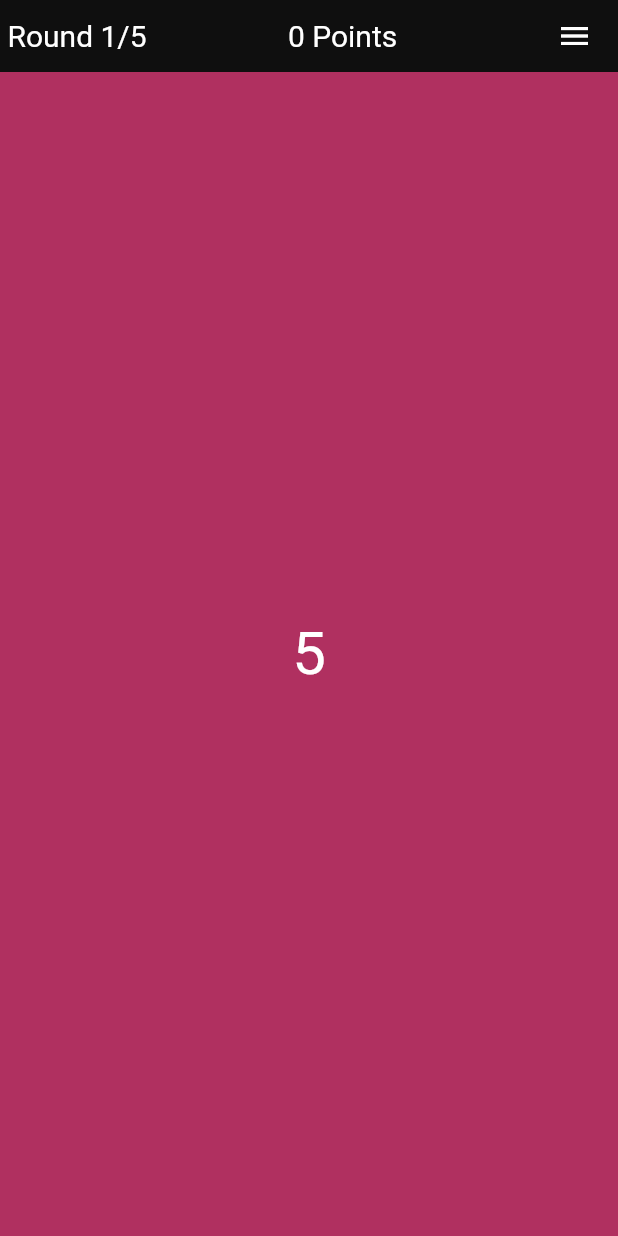
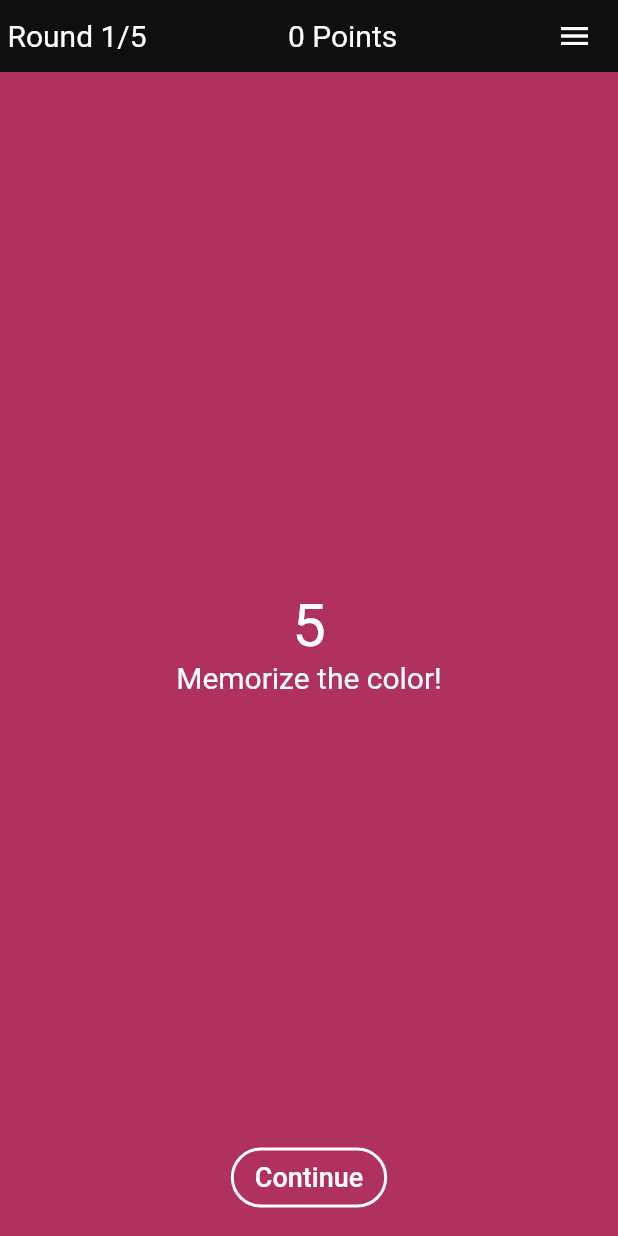
Before and after one commit to Sternair/color-quiz, a Flutter app: the screen it shows after launch, after a tap on "Start Quiz", on a phone screen of 412 x 824 dp. Run offline on Flutter 3.47's test engine with Material 2 defaults, Android fonts, the phone set to English and light mode, and no system bars; our stand-ins replace flutter_colorpicker, sqflite; accounts and stored records are empty; Roboto replaces fonts that are missing (Quinngothic).

Commit message:
Quiz Screen: Disable back button, add continue button, add hint, move buttons up

```diff
--- a/lib/theme.dart
+++ b/lib/theme.dart
@@ -5,3 +5,5 @@ const COLOR_WHITE = Color.fromRGBO(255, 255, 255, 1);
 const COLOR_GOLD = Color.fromRGBO(255, 222, 30, 1);
 const COLOR_SILVER = Color.fromRGBO(170, 170, 170, 1);
 const COLOR_BRONZE = Color.fromRGBO(178, 112, 7, 1);
+
+const double QUIZ_BOTTOM_PADDING = 15;
--- a/lib/widgets/quiz/ColorPickerStateWidget.dart
+++ b/lib/widgets/quiz/ColorPickerStateWidget.dart
@@ -3,10 +3,13 @@ import 'package:color_quiz/widgets/common/DefaultButton.dart';
 import 'package:flutter/material.dart';
 import 'package:flutter_colorpicker/flutter_colorpicker.dart';
 
+import '../../theme.dart';
+
 Widget getShowColorPickerStateWidget(
     Color selectedColor, Function onColorChanged, Function onSubmitPressed) {
   return Container(
     color: selectedColor,
+    padding: EdgeInsets.only(bottom: QUIZ_BOTTOM_PADDING),
     child: Column(
       mainAxisAlignment: MainAxisAlignment.end,
       children: <Widget>[
--- a/lib/widgets/quiz/GameOverStateWidget.dart
+++ b/lib/widgets/quiz/GameOverStateWidget.dart
@@ -4,12 +4,13 @@ import 'package:color_quiz/widgets/common/TextInput.dart';
 import 'package:flutter/material.dart';
 
 import '../../constants.dart';
+import '../../theme.dart';
 
 Widget getGameOverStateWidget(BuildContext context, Color selectedColor,
     int totalPoints, Function onSavePressed) {
   String nameInput = DEFAULT_NAME;
   return Container(
-    padding: EdgeInsets.only(left: 10, right: 10),
+    padding: EdgeInsets.all(QUIZ_BOTTOM_PADDING),
     color: selectedColor,
     child: Column(
       children: [
--- a/lib/widgets/quiz/Quiz.dart
+++ b/lib/widgets/quiz/Quiz.dart
@@ -36,7 +36,9 @@ class QuizState extends State<Quiz> {
 
   @override
   Widget build(BuildContext context) {
-    return Scaffold(
+    return WillPopScope(
+      onWillPop: () async => false,
+      child: Scaffold(
         backgroundColor: Color.fromRGBO(15, 15, 15, 1.0),
         body: SafeArea(
           child: Column(
@@ -62,6 +64,7 @@ class QuizState extends State<Quiz> {
             ],
           ),
         ),
+      ),
     );
   }
 
@@ -81,7 +84,9 @@ class QuizState extends State<Quiz> {
     if (_stage == Stage.SHOW_TARGET_COLOR)
       return TargetColorWidget(
         targetColor: _targetColor,
-          continueToNextStage: this._onContinueToNextStage);
+        continueToNextStage: this._onContinueToNextStage,
+        currentRound: _round,
+      );
     else if (_stage == Stage.SHOW_COLOR_PICKER)
       return getShowColorPickerStateWidget(
           _selectedColor, _onColorChanged, _onSubmitPressed);
--- a/lib/widgets/quiz/SolutionStateWidget.dart
+++ b/lib/widgets/quiz/SolutionStateWidget.dart
@@ -92,7 +92,9 @@ Widget getShowSoultionStateWidget(Color selectedColor, QColor targetColor,
           ),
         ],
       ),
-      Column(
+      Container(
+        padding: EdgeInsets.only(bottom: QUIZ_BOTTOM_PADDING),
+        child: Column(
           children: <Widget>[
             Expanded(
               child: Container(),
@@ -103,6 +105,7 @@ Widget getShowSoultionStateWidget(Color selectedColor, QColor targetColor,
               color: getHighContrastBW(selectedColor),
             ),
           ],
+        ),
       ),
     ],
   );
--- a/lib/widgets/quiz/TargetColorStateWidget.dart
+++ b/lib/widgets/quiz/TargetColorStateWidget.dart
@@ -3,12 +3,19 @@ import 'package:color_quiz/constants.dart';
 import 'package:color_quiz/utils/getHighContrastBW.dart';
 import 'package:flutter/material.dart';
 
+import '../../theme.dart';
+import '../common/DefaultButton.dart';
+
 class TargetColorWidget extends StatefulWidget {
   final QColor targetColor;
   final continueToNextStage;
+  final int currentRound;
 
   TargetColorWidget(
-      {Key key, @required this.targetColor, @required this.continueToNextStage})
+      {Key key,
+      @required this.targetColor,
+      @required this.continueToNextStage,
+      @required this.currentRound})
       : super(key: key);
 
   @override
@@ -28,7 +35,6 @@ class TargetColorWidgetState extends State<TargetColorWidget>
     );
     controller.reverse(from: 1.0);
     controller.addStatusListener((AnimationStatus status) {
-      print(status);
       if (status == AnimationStatus.dismissed) {
         widget.continueToNextStage();
       }
@@ -42,12 +48,7 @@ class TargetColorWidgetState extends State<TargetColorWidget>
 
   @override
   Widget build(BuildContext context) {
-    return Container(
-      color: widget.targetColor.toColor(),
-      child: Center(
-        child: Column(
-          mainAxisAlignment: MainAxisAlignment.center,
-          children: <Widget>[
+    List<Widget> mainChildren = [
       AnimatedBuilder(
         animation: controller,
         builder: (context, child) {
@@ -60,10 +61,42 @@ class TargetColorWidgetState extends State<TargetColorWidget>
           );
         },
       ),
+    ];
+    if (widget.currentRound == 1) {
+      mainChildren.add(
+        Text(
+          'Memorize the color!',
+          style: TextStyle(
+            color: getHighContrastBW(widget.targetColor.toColor()),
+          ),
+        ),
+      );
+    }
+    return Container(
+        color: widget.targetColor.toColor(),
+        padding: EdgeInsets.only(bottom: QUIZ_BOTTOM_PADDING),
+        child: Stack(
+          children: [
+            Center(
+              child: Column(
+                mainAxisAlignment: MainAxisAlignment.center,
+                children: mainChildren,
+              ),
+            ),
+            Center(
+              child: Column(
+                mainAxisAlignment: MainAxisAlignment.end,
+                children: <Widget>[
+                  DefaultButton(
+                    label: 'Continue',
+                    onPressed: () => widget.continueToNextStage(),
+                    color: getHighContrastBW(widget.targetColor.toColor()),
+                  ),
                 ],
               ),
             ),
-    );
+          ],
+        ));
   }
 
   @override
```
Lines whose indentation alone changed are shown as unchanged.
